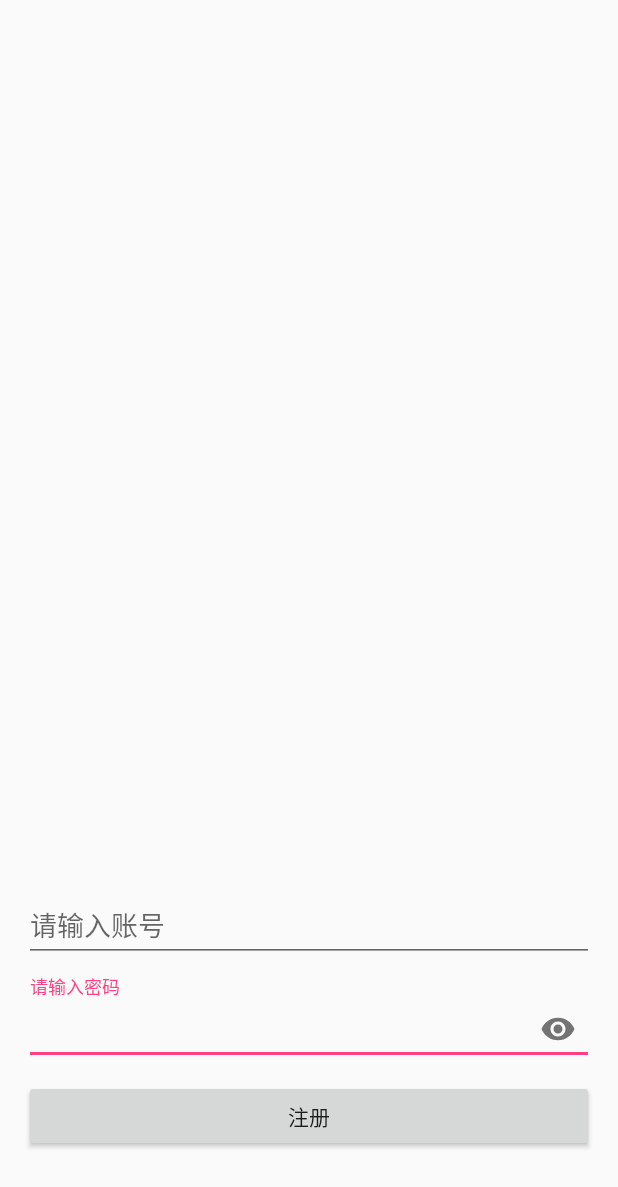
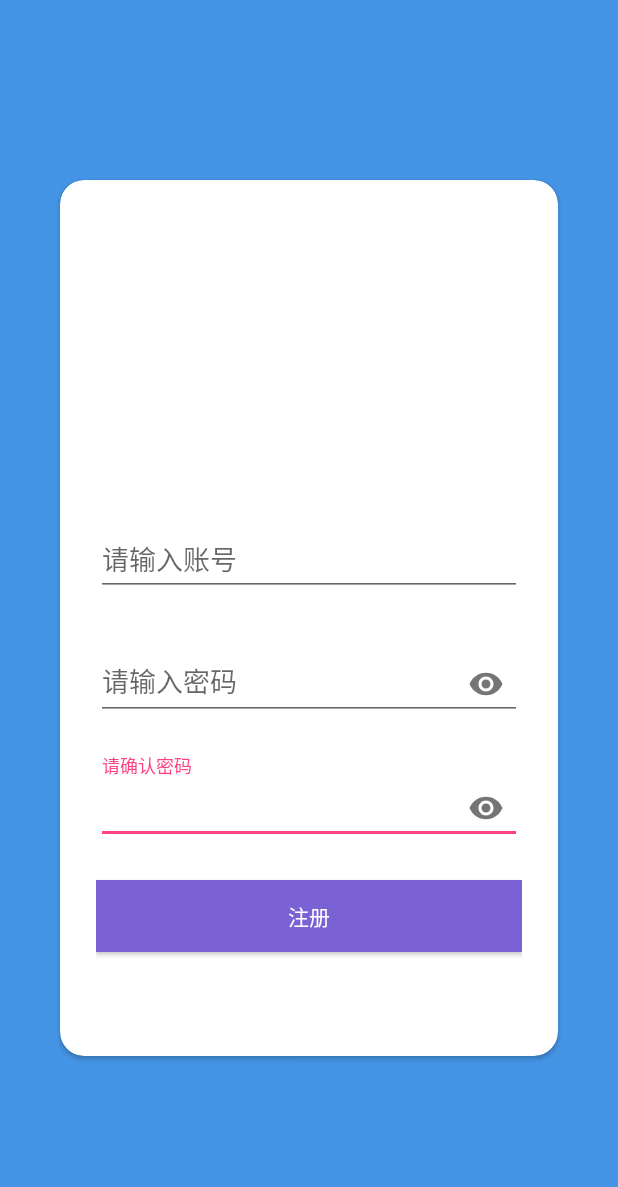
Before and after one commit to xingkongus/StarWish, an Android app: the RegisterActivity screen opened directly, with no data from a screen before it, on a phone screen of 412 x 824 dp. Shown: the top 1187 px of the screen. Run offline under Robolectric (Android 15) with nearby library versions, the light colour scheme and no system bars; our stand-ins replace ButterKnife; libraries missing offline, so code that uses them is left out: cn.bmob.v3, com.suke.widget, rx.subscriptions; 1 statement that could not run was skipped.

Commit message:
登陆注册界面美化

```diff
--- a/app/build.gradle
+++ b/app/build.gradle
@@ -51,7 +51,6 @@ dependencies {
     implementation 'io.reactivex.rxjava2:rxjava:2.1.9'
     implementation 'com.github.bumptech.glide:glide:4.5.0'
     annotationProcessor 'com.github.bumptech.glide:compiler:4.5.0'
-    implementation 'com.youth.banner:banner:1.4.10'
     implementation 'com.github.zcweng:switch-button:0.0.3@aar'
     implementation 'com.afollestad.material-dialogs:core:0.9.6.0'
     implementation 'com.afollestad.material-dialogs:commons:0.9.6.0'
--- a/app/src/main/java/us/xingkong/starwishingbottle/module/main/MyWishFragment.java
+++ b/app/src/main/java/us/xingkong/starwishingbottle/module/main/MyWishFragment.java
@@ -58,7 +58,7 @@ public class MyWishFragment extends BaseFragment<MainContract.Presenter> impleme
                             messages = list;
                             adapter.setMessages(list);
                             for(Message msg : messages)
-                                System.out.println(msg.getContent());
+                                System.out.println(msg.getUser().getObjectId());
                             adapter.notifyDataSetChanged();
                         }
                         refreshLayout.setRefreshing(false);
--- a/app/src/main/java/us/xingkong/starwishingbottle/module/register/RegisterActivity.java
+++ b/app/src/main/java/us/xingkong/starwishingbottle/module/register/RegisterActivity.java
@@ -24,6 +24,8 @@ public class RegisterActivity extends BaseActivity<RegisterContract.Presenter> i
     AppCompatEditText username;
     @BindView(R.id.et_password)
     AppCompatEditText password;
+    @BindView(R.id.et_password_re)
+    AppCompatEditText passwordRe;
 
 
     @Override
@@ -33,7 +35,7 @@ public class RegisterActivity extends BaseActivity<RegisterContract.Presenter> i
             @Override
             public void onClick(View v) {
                 mPresenter.register(username.getText().toString().trim(),
-                        password.getText().toString().trim(),
+                        passwordRe.getText().toString().trim(),
                         password.getText().toString().trim());
             }
         });
@@ -45,7 +47,6 @@ public class RegisterActivity extends BaseActivity<RegisterContract.Presenter> i
 
     @Override
     protected void prepareData() {
-
     }
 
     @Override
@@ -63,6 +64,7 @@ public class RegisterActivity extends BaseActivity<RegisterContract.Presenter> i
         register.setEnabled(false);
         username.setEnabled(false);
         password.setEnabled(false);
+        passwordRe.setEnabled(false);
     }
 
     @Override
@@ -70,5 +72,6 @@ public class RegisterActivity extends BaseActivity<RegisterContract.Presenter> i
         register.setEnabled(true);
         username.setEnabled(true);
         password.setEnabled(true);
+        passwordRe.setEnabled(true);
     }
 }
--- a/app/src/main/res/layout/activity_register.xml
+++ b/app/src/main/res/layout/activity_register.xml
@@ -1,35 +1,62 @@
 <?xml version="1.0" encoding="utf-8"?>
-<android.support.constraint.ConstraintLayout xmlns:android="http://schemas.android.com/apk/res/android"
+<android.support.v7.widget.CardView xmlns:android="http://schemas.android.com/apk/res/android"
     xmlns:app="http://schemas.android.com/apk/res-auto"
     xmlns:tools="http://schemas.android.com/tools"
     android:layout_width="match_parent"
     android:layout_height="match_parent"
-    android:paddingBottom="@dimen/activity_vertical_margin"
-    android:paddingLeft="@dimen/activity_horizontal_margin"
-    android:paddingRight="@dimen/activity_horizontal_margin"
-    android:paddingTop="@dimen/activity_vertical_margin"
-    tools:context=".module.register.RegisterActivity">
+    android:layout_marginStart="40dp"
+    android:layout_marginEnd="40dp"
+    android:layout_marginTop="120dp"
+    android:layout_marginBottom="120dp"
+    tools:context=".module.register.RegisterActivity"
+    app:cardCornerRadius="16dp"
+    android:elevation="10dp">
+
+    <android.support.constraint.ConstraintLayout
+        android:layout_width="match_parent"
+        android:layout_height="match_parent"
+        android:padding="24dp">
 
         <android.support.v7.widget.AppCompatButton
             android:id="@+id/bt_regist"
             android:layout_width="match_parent"
             android:layout_height="48dp"
-        android:layout_marginBottom="40dp"
+            android:layout_marginBottom="45dp"
             android:text="@string/register"
             app:layout_constraintBottom_toBottomOf="parent"
-        app:layout_constraintStart_toStartOf="parent" />
+            app:layout_constraintStart_toStartOf="parent"
+            android:background="@color/register_purple"
+            android:textColor="@android:color/white"/>
 
         <android.support.design.widget.TextInputLayout
             android:id="@+id/textInputLayout1"
             android:layout_width="match_parent"
             android:layout_height="wrap_content"
-        android:layout_marginBottom="10dp"
+            android:layout_marginBottom="24dp"
             app:layout_constraintBottom_toTopOf="@id/bt_regist"
             app:layout_constraintStart_toStartOf="parent"
             app:passwordToggleEnabled="true">
 
             <android.support.v7.widget.AppCompatEditText
                 android:id="@+id/et_password"
+                android:layout_width="match_parent"
+                android:layout_height="wrap_content"
+                android:hint="@string/pls_conf_code"
+                android:inputType="textPassword" />
+        </android.support.design.widget.TextInputLayout>
+
+        <android.support.design.widget.TextInputLayout
+            android:id="@+id/textInputLayout2"
+            android:layout_width="match_parent"
+            android:layout_height="wrap_content"
+            android:layout_marginBottom="24dp"
+            app:layout_constraintBottom_toTopOf="@id/textInputLayout1"
+            app:layout_constraintStart_toStartOf="parent"
+            app:layout_constraintEnd_toEndOf="parent"
+            app:passwordToggleEnabled="true">
+
+            <android.support.v7.widget.AppCompatEditText
+                android:id="@+id/et_password_re"
                 android:layout_width="match_parent"
                 android:layout_height="wrap_content"
                 android:hint="@string/pls_ent_code"
@@ -40,8 +67,8 @@
             android:id="@+id/textInputLayout3"
             android:layout_width="match_parent"
             android:layout_height="wrap_content"
-        android:layout_marginBottom="10dp"
-        app:layout_constraintBottom_toTopOf="@+id/textInputLayout1"
+            android:layout_marginBottom="24dp"
+            app:layout_constraintBottom_toTopOf="@+id/textInputLayout2"
             app:layout_constraintStart_toStartOf="parent">
 
             <android.support.v7.widget.AppCompatEditText
@@ -53,3 +80,5 @@
         </android.support.design.widget.TextInputLayout>
 
     </android.support.constraint.ConstraintLayout>
+
+</android.support.v7.widget.CardView>
--- a/app/src/main/res/values/colors.xml
+++ b/app/src/main/res/values/colors.xml
@@ -5,4 +5,9 @@
     <color name="colorAccent">#FF4081</color>
     <color name="yellow">#FFFFBB33</color>
     <color name="blue">#FF35B5E5</color>
+    <color name="login_blue">#4595e6</color>
+    <color name="register_purple">#7a62d5</color>
+    <color name="bt_login_blue">#804595e6</color>
+    <color name="bt_register_purple">#807a62d5</color>
+    <color name="bg_register">#80ffffff</color>
 </resources>
--- a/app/src/main/res/values/strings.xml
+++ b/app/src/main/res/values/strings.xml
@@ -127,4 +127,5 @@
         "when a user tries to pick up one of cards.\n\n"
     </string>
     <string name="action_settings">Settings</string>
+    <string name="pls_conf_code">请确认密码</string>
 </resources>
--- a/app/src/main/res/values/styles.xml
+++ b/app/src/main/res/values/styles.xml
@@ -12,10 +12,36 @@
         <item name="android:windowFullscreen">true</item>
     </style>
 
-    <style name="MainActivityTheme" parent="AppTheme"></style>
+    <!--<style name="MainActivityTheme" parent="AppTheme"></style>-->
 
     <style name="AppTheme.AppBarOverlay" parent="ThemeOverlay.AppCompat.Dark.ActionBar" />
 
     <style name="AppTheme.PopupOverlay" parent="ThemeOverlay.AppCompat.Light" />
 
+    <style name="AppTheme.NoActionBar">
+        <item name="windowActionBar">false</item>
+        <item name="windowNoTitle">true</item>
+    </style>
+
+    <style name="AppTheme.Full" parent="AppTheme.NoActionBar">
+        <item name="android:windowFullscreen">true</item>
+    </style>
+
+    <style name="AppTheme.First" parent="AppTheme.Full">
+        <item name="android:windowBackground">@android:color/transparent</item>
+        <item name="android:colorBackgroundCacheHint">@null</item>
+        <item name="android:windowIsTranslucent">false</item>
+        <item name="android:windowDisablePreview">true</item>
+    </style>
+
+    <style name="AppTheme.Register" parent="FullscreenTheme">
+        <item name="android:windowBackground">@color/login_blue</item>
+    </style>
+    <style name="AppTheme.Login" parent="FullscreenTheme">
+        <item name="android:windowBackground">@color/register_purple</item>
+    </style>
+    <!--<style name="AppTheme.First" parent="AppTheme.Full">-->
+        <!--<item name="android:windowBackground">@drawable/blowball_dandelion_dandelion_seed_54300</item>-->
+    <!--</style>-->
+
 </resources>
```
Also changed, not shown: app/src/main/AndroidManifest.xml (+4 -8 lines), app/src/main/java/us/xingkong/starwishingbottle/module/first/FirstActivity.java (+4 -10 lines), app/src/main/java/us/xingkong/starwishingbottle/module/first/FirstFragment.java (+18 -13 lines), app/src/main/java/us/xingkong/starwishingbottle/util/GlideImageLoader.java (deleted, +0 -37 lines), app/src/main/res/layout/activity_first.xml (+16 -16 lines), app/src/main/res/layout/activity_login.xml (+20 -11 lines), app/src/main/res/layout/fragment_first.xml (+29 -13 lines). Lines whose indentation alone changed are shown as unchanged.
